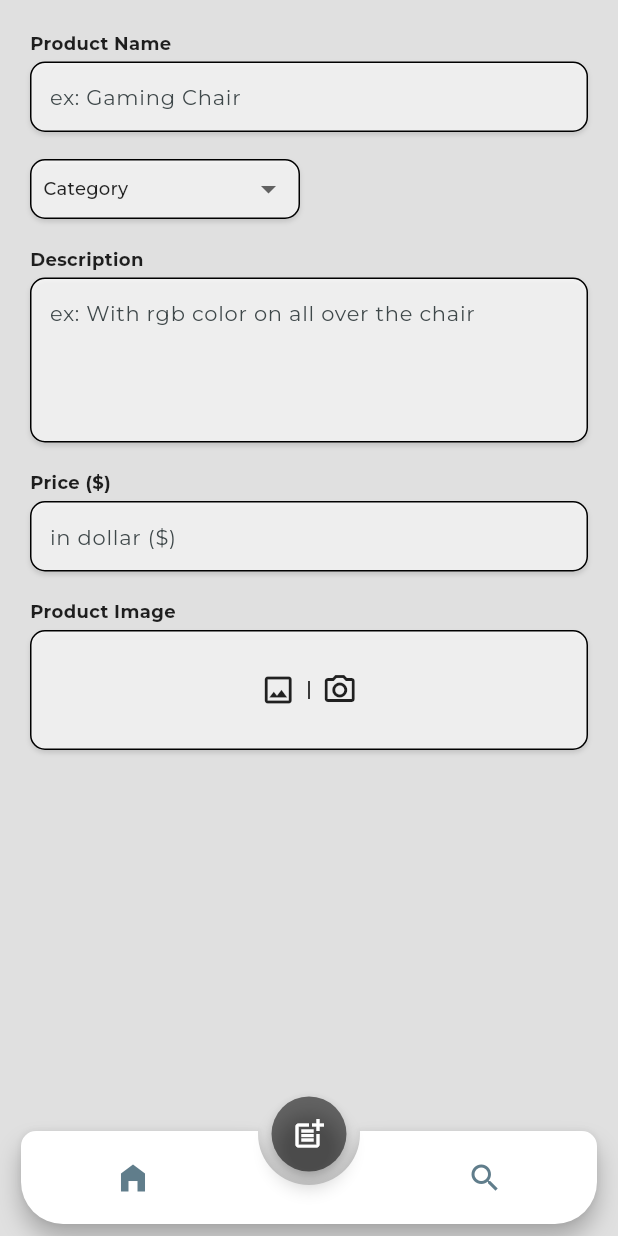
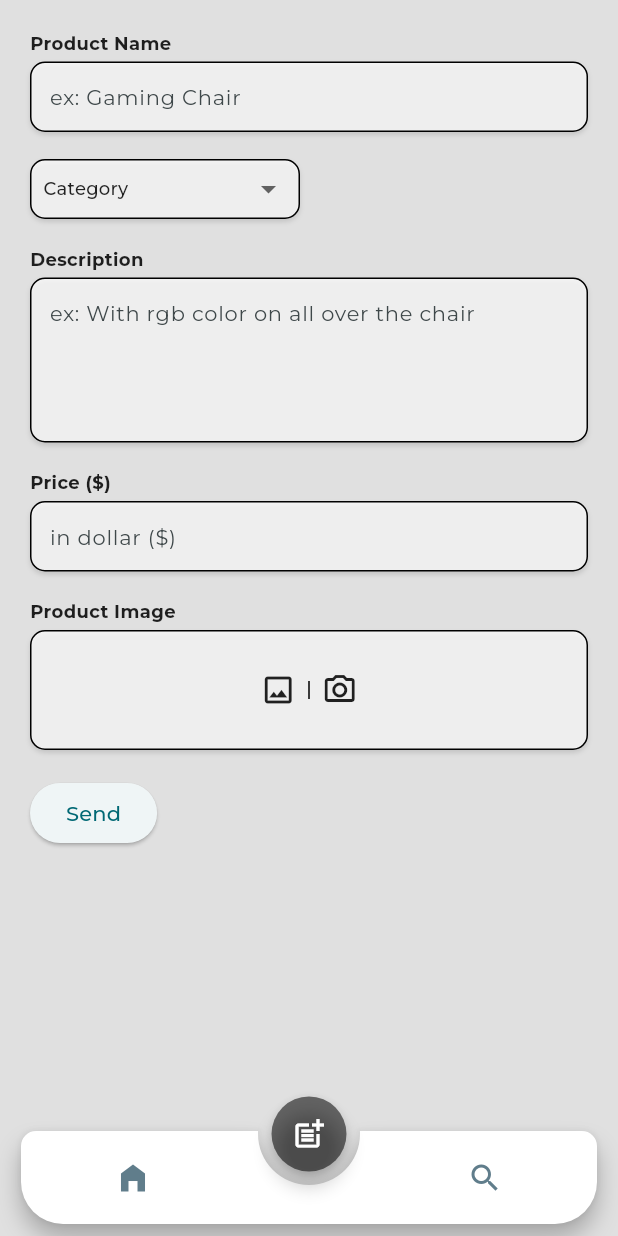
Before and after one commit to muhalifalgibran/klontong, a Flutter app: the screen it shows after launch, item 2 of the bottom bar chosen, on a phone screen of 412 x 824 dp. Run offline on Flutter 3.47's test engine with Material 2 defaults, Android fonts, the phone set to English and light mode, and no system bars; drawn by our look-alikes of animated_notch_bottom_bar; our stand-ins replace dartz, dio, equatable, get_it, google_fonts, image_picker; statements that could not run were skipped.

Commit message:
TODO: send to backend

```diff
--- a/lib/core/entities/product.dart
+++ b/lib/core/entities/product.dart
@@ -1,7 +1,7 @@
 import 'package:equatable/equatable.dart';
 
 class Product extends Equatable {
-  final String id;
+  final String? id;
   final int idCount;
   final String title;
   final num price;
@@ -11,7 +11,7 @@ class Product extends Equatable {
   final Rating rating;
 
   const Product({
-    required this.id,
+    this.id,
     required this.idCount,
     required this.title,
     required this.price,
--- a/lib/features/add_product/presentation/page/input_product_page.dart
+++ b/lib/features/add_product/presentation/page/input_product_page.dart
@@ -1,7 +1,9 @@
 import 'dart:io';
+import 'dart:math';
 
 import 'package:flutter/material.dart';
 import 'package:image_picker/image_picker.dart';
+import 'package:klontong/core/entities/product.dart';
 import 'package:klontong/features/add_product/presentation/widgets/klontong_input_text.dart';
 import 'package:klontong/features/add_product/presentation/widgets/klontong_tag_widget.dart';
 
@@ -15,6 +17,16 @@ class InputProductPage extends StatefulWidget {
 class _InputProductPageState extends State<InputProductPage> {
   XFile? image;
   final ImagePicker picker = ImagePicker();
+  final TextEditingController _titleCtrl = TextEditingController();
+  final TextEditingController _descCtrl = TextEditingController();
+  final TextEditingController _priceCtrl = TextEditingController();
+  final _formKey = GlobalKey<FormState>();
+
+  void clear() {
+    _titleCtrl.clear();
+    _descCtrl.clear();
+    _priceCtrl.clear();
+  }
 
   String _categoryVal = 'Category';
 
@@ -27,18 +39,51 @@ class _InputProductPageState extends State<InputProductPage> {
     });
   }
 
+  void resetForm() {
+    setState(() {
+      image = null;
+      _titleCtrl.text = '';
+      _categoryVal = 'Category';
+      _descCtrl.text = '';
+      _priceCtrl.text = '';
+      image?.path != null;
+    });
+  }
+
+  bool isNumericWithDecimal(String input) {
+    final numericRegex = RegExp(r'^[0-9.]+$');
+    return numericRegex.hasMatch(input);
+  }
+
   @override
   Widget build(BuildContext context) {
+    final isResetActive = _titleCtrl.text != '' ||
+        _categoryVal != 'Category' ||
+        _descCtrl.text != '' ||
+        _priceCtrl.text != '' ||
+        image?.path != null;
     return Padding(
       padding: const EdgeInsets.all(20),
+      child: Form(
+        key: _formKey,
         child: SingleChildScrollView(
           child: Column(
             crossAxisAlignment: CrossAxisAlignment.start,
             children: [
               // add title
-            const KlontongInputTextWidget(
+              KlontongInputTextWidget(
                 label: 'Product Name',
+                controller: _titleCtrl,
                 hint: 'ex: Gaming Chair',
+                validator: (value) {
+                  if (value == null || value.isEmpty) {
+                    return 'Please enter some text';
+                  }
+                  return null;
+                },
+                onChanged: (value) {
+                  setState(() {});
+                },
               ),
               const SizedBox(height: 18),
               KlontongTagWidget(
@@ -57,19 +102,44 @@ class _InputProductPageState extends State<InputProductPage> {
                 ],
               ),
               const SizedBox(height: 18),
-            const KlontongInputTextWidget(
+              // description
+              KlontongInputTextWidget(
+                validator: (value) {
+                  if (value == null || value.isEmpty) {
+                    return 'Please enter some text';
+                  }
+                  return null;
+                },
+                controller: _descCtrl,
                 maxLines: 4,
+                onChanged: (value) {
+                  setState(() {});
+                },
                 label: 'Description',
                 hint: 'ex: With rgb color on all over the chair',
               ),
               const SizedBox(height: 18),
-            const KlontongInputTextWidget(
+              // price
+              KlontongInputTextWidget(
                 label: 'Price (\$)',
-              keyboardType: TextInputType.numberWithOptions(decimal: true),
+                validator: (value) {
+                  if (value == null || value.isEmpty) {
+                    return 'Please enter some text';
+                  } else if (!isNumericWithDecimal(value)) {
+                    return 'Only decimal (. and numeric)';
+                  }
+                  return null;
+                },
+                onChanged: (value) {
+                  setState(() {});
+                },
+                controller: _priceCtrl,
+                keyboardType:
+                    const TextInputType.numberWithOptions(decimal: true),
                 hint: 'in dollar (\$)',
               ),
               const SizedBox(height: 18),
-
+              // image
               const Text(
                 'Product Image',
                 style: TextStyle(
@@ -122,7 +192,58 @@ class _InputProductPageState extends State<InputProductPage> {
                         ),
                       ),
               ),
+              const SizedBox(height: 18),
+              // Send or clear
+              Row(
+                children: [
+                  ElevatedButton(
+                      onPressed: () async {
+                        // Validate returns true if the form is valid, or false otherwise.
+                        if (_formKey.currentState!.validate()) {
+                          // If the form is valid, display a snackbar. In the real world,
+                          // you'd often call a server or save the information in a database.
+                          final random = Random();
+                          showLoading();
+                          final product = Product(
+                            idCount: random.nextInt(999),
+                            title: _titleCtrl.text,
+                            price: double.parse(_priceCtrl.text),
+                            description: _titleCtrl.text,
+                            category: _categoryVal == 'Category'
+                                ? 'Random'
+                                : _categoryVal,
+                            imgUrl: image?.path ?? '',
+                            // random rating because we don't have rating feature
+                            rating: Rating(
+                                rate: random.nextInt(5),
+                                count: random.nextInt(999)),
+                          );
+                          await Future.delayed(
+                            const Duration(milliseconds: 750),
+                          );
+                        }
+                      },
+                      child: const Text('Send')),
+                  const SizedBox(width: 18),
+                  isResetActive
+                      ? ElevatedButton(
+                          onPressed: resetForm,
+                          style: ButtonStyle(
+                              backgroundColor:
+                                  MaterialStateProperty.all(Colors.red)),
+                          child: const Text(
+                            'Clear',
+                            style: TextStyle(color: Colors.white),
+                          ),
+                        )
+                      : Container(),
                 ],
+              ),
+              const SizedBox(
+                height: 80,
+              ),
+            ],
+          ),
         ),
       ),
     );
@@ -165,4 +286,23 @@ class _InputProductPageState extends State<InputProductPage> {
       },
     );
   }
+
+  void showLoading() {
+    showDialog(
+      context: context,
+      barrierDismissible: false,
+      builder: (context) {
+        return Dialog(
+          backgroundColor: Colors.transparent,
+          shadowColor: Colors.transparent,
+          child: Container(
+            padding: const EdgeInsets.all(20),
+            child: const CircularProgressIndicator(
+              color: Colors.white,
+            ),
+          ),
+        );
+      },
+    );
   }
+}
--- a/lib/features/add_product/presentation/widgets/klontong_input_text.dart
+++ b/lib/features/add_product/presentation/widgets/klontong_input_text.dart
@@ -9,6 +9,8 @@ class KlontongInputTextWidget extends StatelessWidget {
     this.keyboardType,
     this.maxLines = 1,
     this.onChanged,
+    this.controller,
+    this.validator,
     this.obscure = false,
     super.key,
   });
@@ -20,6 +22,8 @@ class KlontongInputTextWidget extends StatelessWidget {
   final TextInputType? keyboardType;
   final List<TextInputFormatter>? inputFormatters;
   final Function(String)? onChanged;
+  final TextEditingController? controller;
+  final String? Function(String?)? validator;
 
   @override
   Widget build(BuildContext context) {
@@ -51,6 +55,8 @@ class KlontongInputTextWidget extends StatelessWidget {
           child: TextFormField(
             maxLines: maxLines,
             obscureText: obscure,
+            controller: controller,
+            validator: validator,
             style: const TextStyle(fontSize: 14.0),
             inputFormatters: inputFormatters,
             keyboardType: keyboardType,
```
Lines whose indentation alone changed are shown as unchanged.
